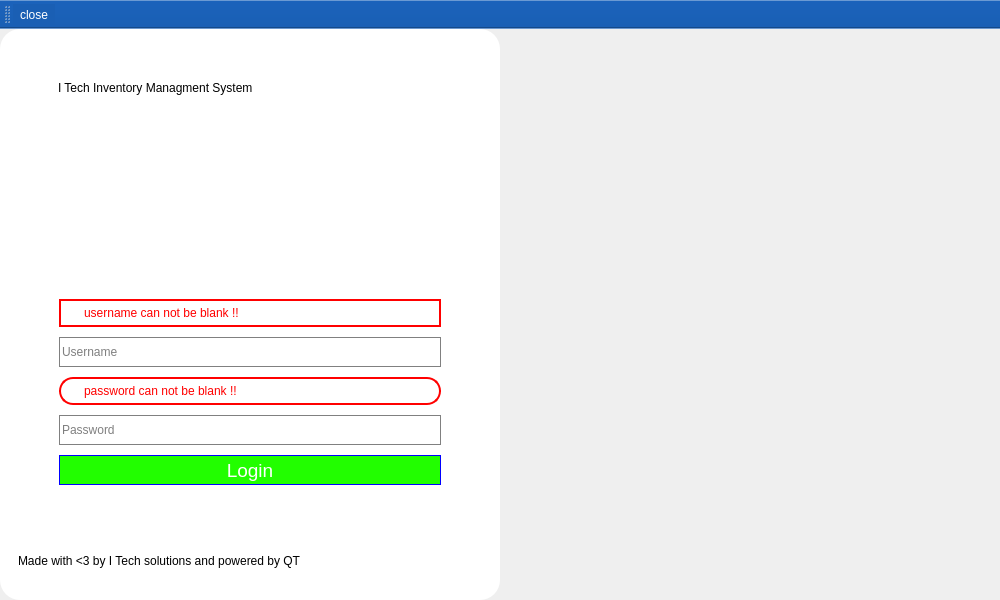
buka-pitch/I-Tech_inventory_managment, file login.ui: the form before one commit.
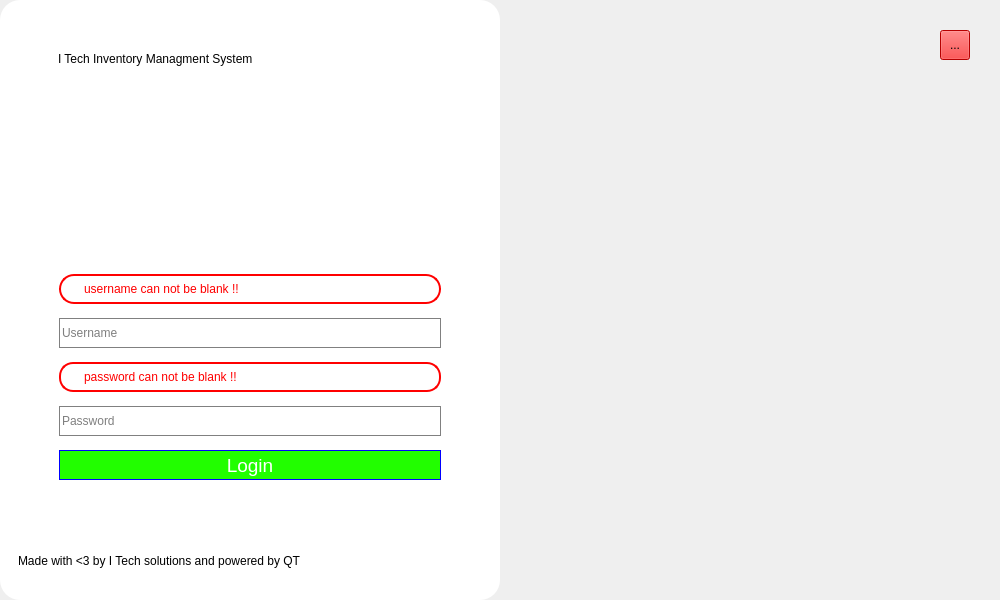
The form after the commit. Icons and pictures are not drawn.

Commit message: close btn implmented

Diff of the .ui file:
```diff
--- a/login.ui
+++ b/login.ui
@@ -2,6 +2,9 @@
 <ui version="4.0">
  <class>Login</class>
  <widget class="QMainWindow" name="Login">
+  <property name="enabled">
+   <bool>true</bool>
+  </property>
   <property name="geometry">
    <rect>
     <x>0</x>
@@ -64,7 +67,11 @@
 font-size:19px;
 }
 
-
+#closeBtn{
+background-color:red;
+}#closeBtn:hover{
+background-color:rgb(224, 27, 36);
+}
 QPushButton#LoginBtn::hover{
 	font: 700 10pt &quot;Liberation Serif&quot;;
 color:white;
@@ -82,6 +89,11 @@
 border-radius:10px;
 background-color:yellow;
 font-size:19px;
+}
+
+#imgSide{
+border-image: url(:/icons/bg.gif);
+border-radius:20px;
 }</string>
   </property>
   <property name="windowFilePath">
@@ -447,45 +459,98 @@
     <item>
      <widget class="QWidget" name="imgSide" native="true">
       <property name="enabled">
+       <bool>true</bool>
+      </property>
+      <property name="mouseTracking">
+       <bool>true</bool>
+      </property>
+      <property name="tabletTracking">
+       <bool>true</bool>
+      </property>
+      <property name="layoutDirection">
+       <enum>Qt::LeftToRight</enum>
+      </property>
+      <property name="autoFillBackground">
        <bool>false</bool>
       </property>
       <property name="styleSheet">
-       <string notr="true">border-image: url(:/icons/bg.gif);
-border-radius:20px;
-</string>
+       <string notr="true"/>
       </property>
+      <widget class="QToolButton" name="closeBtn">
+       <property name="enabled">
+        <bool>true</bool>
+       </property>
+       <property name="geometry">
+        <rect>
+         <x>440</x>
+         <y>30</y>
+         <width>30</width>
+         <height>30</height>
+        </rect>
+       </property>
+       <property name="sizePolicy">
+        <sizepolicy hsizetype="Expanding" vsizetype="Expanding">
+         <horstretch>0</horstretch>
+         <verstretch>0</verstretch>
+        </sizepolicy>
+       </property>
+       <property name="minimumSize">
+        <size>
+         <width>30</width>
+         <height>30</height>
+        </size>
+       </property>
+       <property name="maximumSize">
+        <size>
+         <width>30</width>
+         <height>30</height>
+        </size>
+       </property>
+       <property name="sizeIncrement">
+        <size>
+         <width>50</width>
+         <height>50</height>
+        </size>
+       </property>
+       <property name="cursor">
+        <cursorShape>PointingHandCursor</cursorShape>
+       </property>
+       <property name="mouseTracking">
+        <bool>true</bool>
+       </property>
+       <property name="tabletTracking">
+        <bool>true</bool>
+       </property>
+       <property name="autoFillBackground">
+        <bool>false</bool>
+       </property>
+       <property name="styleSheet">
+        <string notr="true"/>
+       </property>
+       <property name="text">
+        <string>...</string>
+       </property>
+       <property name="icon">
+        <iconset resource="resource.qrc">
+         <normaloff>:/icons/icon/feather/x.svg</normaloff>:/icons/icon/feather/x.svg</iconset>
+       </property>
+       <property name="iconSize">
+        <size>
+         <width>30</width>
+         <height>30</height>
+        </size>
+       </property>
+       <property name="autoRaise">
+        <bool>false</bool>
+       </property>
+       <property name="arrowType">
+        <enum>Qt::NoArrow</enum>
+       </property>
+      </widget>
      </widget>
     </item>
    </layout>
   </widget>
-  <widget class="QToolBar" name="toolBar">
-   <property name="mouseTracking">
-    <bool>true</bool>
-   </property>
-   <property name="tabletTracking">
-    <bool>true</bool>
-   </property>
-   <property name="windowTitle">
-    <string>toolBar</string>
-   </property>
-   <property name="autoFillBackground">
-    <bool>false</bool>
-   </property>
-   <property name="styleSheet">
-    <string notr="true">background-color:rgb(26, 95, 180);
-color:white;</string>
-   </property>
-   <property name="toolButtonStyle">
-    <enum>Qt::ToolButtonIconOnly</enum>
-   </property>
-   <attribute name="toolBarArea">
-    <enum>TopToolBarArea</enum>
-   </attribute>
-   <attribute name="toolBarBreak">
-    <bool>false</bool>
-   </attribute>
-   <addaction name="actionclose"/>
-  </widget>
   <action name="actionclose">
    <property name="icon">
     <iconset resource="resource.qrc">
```
Left out of the diff: 12 changed lines with no effect on the pictures. The commit also changes 3 other files.
